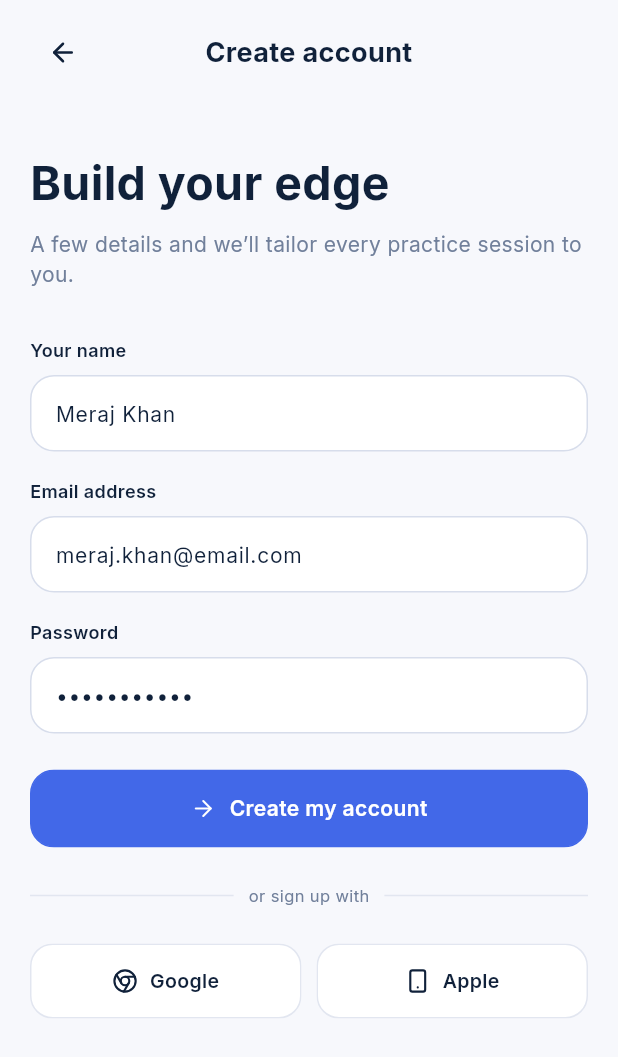
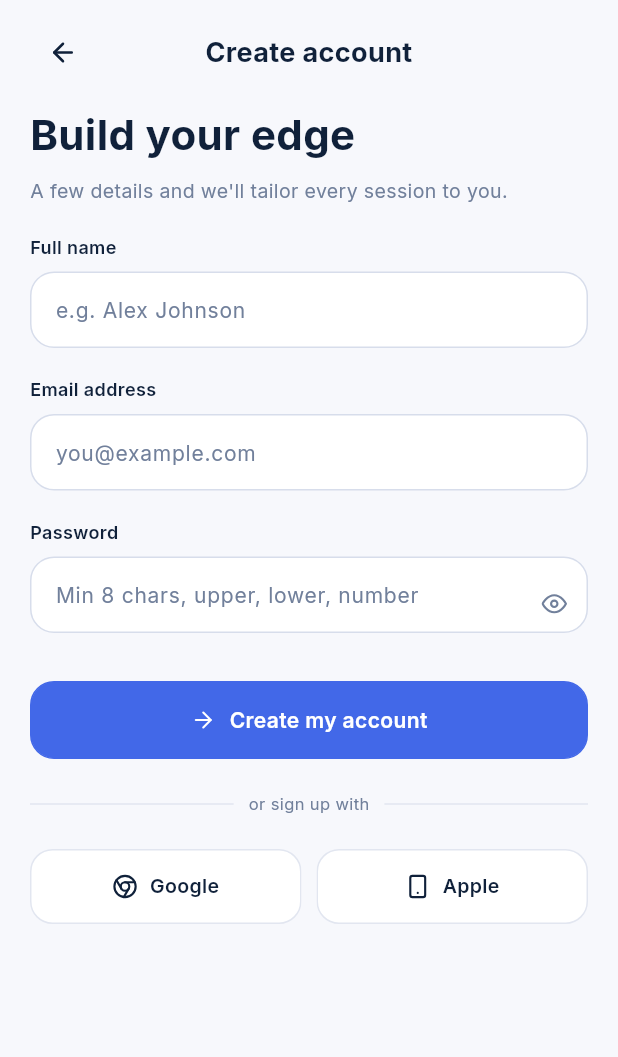
Before and after one commit to meraj15/AI-Mock-Interview, a Flutter app: the SignupPage screen opened directly, on a phone screen of 412 x 824 dp. Shown: the top 1057 px of the screen. Run offline on Flutter 3.47's test engine with Material 3 defaults, Android fonts, the light colour scheme and no system bars; our stand-ins replace feather_icons, file_picker, fluttertoast, google_fonts, shared_preferences; accounts and stored records are empty; network calls fail.

Commit message:
feat(auth): enhance validation error handling and UI improvements
- Parse and display field-level validation errors from API responses
- Add detailed password validation rules (length, uppercase, lowercase, number)
- Collect client-side validation errors and expose them via controller
- Update ValidationException to carry detailed error messages
- Center-align email verification page content and icon
- Add text centering to verification code instructions
- Remove auto-submit on complete OTP entry for better UX
- Handle validation errors from server with proper error propagation
- Store and retrieve validation errors list in auth controller statehese

```diff
--- a/lib/features/auth/presentation/pages/signup_page.dart
+++ b/lib/features/auth/presentation/pages/signup_page.dart
@@ -1,5 +1,6 @@
 import 'package:feather_icons/feather_icons.dart';
 import 'package:flutter/material.dart';
+import 'package:fluttertoast/fluttertoast.dart';
 import 'package:provider/provider.dart';
 import '../../../../core/theme/app_colors.dart';
 import '../../../../core/theme/app_typography.dart';
@@ -19,9 +20,36 @@ class SignupPage extends StatefulWidget {
 }
 
 class _SignupPageState extends State<SignupPage> {
-  final _nameController = TextEditingController(text: 'Meraj Khan');
-  final _emailController = TextEditingController(text: 'meraj.khan@email.com');
-  final _passwordController = TextEditingController(text: 'Password123');
+  final _nameController = TextEditingController();
+  final _emailController = TextEditingController();
+  final _passwordController = TextEditingController();
+  bool _passwordVisible = false;
+
+  // Live password strength state
+  bool _hasMinLength = false;
+  bool _hasUppercase = false;
+  bool _hasLowercase = false;
+  bool _hasNumber = false;
+  bool _showStrengthHints = false;
+
+  @override
+  void initState() {
+    super.initState();
+    _passwordController.addListener(_checkPasswordStrength);
+  }
+
+  void _checkPasswordStrength() {
+    final p = _passwordController.text;
+    setState(() {
+      _hasMinLength = p.length >= 8;
+      _hasUppercase = p.contains(RegExp(r'[A-Z]'));
+      _hasLowercase = p.contains(RegExp(r'[a-z]'));
+      _hasNumber = p.contains(RegExp(r'[0-9]'));
+    });
+  }
+
+  bool get _passwordStrong =>
+      _hasMinLength && _hasUppercase && _hasLowercase && _hasNumber;
 
   void _submit() async {
     final auth = context.read<AuthController>();
@@ -30,20 +58,40 @@ class _SignupPageState extends State<SignupPage> {
       _emailController.text,
       _passwordController.text,
     );
+
     if (success && mounted) {
       Navigator.of(context).push(
         MaterialPageRoute(
           builder: (_) => EmailVerificationPage(email: _emailController.text),
         ),
       );
-    } else if (!success && mounted && auth.errorMessage != null) {
-      ScaffoldMessenger.of(context).showSnackBar(
-        SnackBar(
-          content: Text(auth.errorMessage!),
-          backgroundColor: Theme.of(context).colorScheme.error,
-        ),
+      return;
+    }
+
+    // Show each validation error as its own toast, or a single error toast
+    if (!mounted) return;
+    final errors = auth.validationErrors;
+    if (errors.isNotEmpty) {
+      // Fire one toast per error with a small delay between them
+      for (int i = 0; i < errors.length; i++) {
+        await Future.delayed(Duration(milliseconds: i * 400));
+        _showErrorToast(errors[i]);
+      }
+    } else if (auth.errorMessage != null) {
+      _showErrorToast(auth.errorMessage!);
+    }
+  }
+
+  void _showErrorToast(String message) {
+    Fluttertoast.showToast(
+      msg: message,
+      toastLength: Toast.LENGTH_LONG,
+      gravity: ToastGravity.TOP,
+      timeInSecForIosWeb: 3,
+      backgroundColor: const Color(0xFFE5534B),
+      textColor: Colors.white,
+      fontSize: 13.0,
     );
-    }
   }
 
   @override
@@ -68,35 +116,31 @@ class _SignupPageState extends State<SignupPage> {
             onBack: () => Navigator.of(context).pop(),
           ),
 
-          const SizedBox(height: 30),
 
           Text(
             'Build your edge',
-            style: AppTypography.bold(31, color: colors.foreground),
+            style: AppTypography.bold(28, color: colors.foreground),
           ),
-          const SizedBox(height: 9),
+          const SizedBox(height: 8),
           Text(
-            'A few details and we’ll tailor every practice session to you.',
-            style: AppTypography.regular(14, color: colors.mutedForeground, height: 1.4),
+            'A few details and we\'ll tailor every session to you.',
+            style: AppTypography.regular(13, color: colors.mutedForeground, height: 1.4),
           ),
 
-          const SizedBox(height: 32),
+          const SizedBox(height: 20),
 
-          Text(
-            'Your name',
-            style: AppTypography.semiBold(12, color: colors.foreground),
-          ),
+          // ── Name ────────────────────────────────────────────────────────
+          Text('Full name', style: AppTypography.semiBold(12, color: colors.foreground)),
           const SizedBox(height: 8),
           AppTextField(
             controller: _nameController,
-            placeholder: 'Full name',
+            placeholder: 'e.g. Alex Johnson',
           ),
 
-          const SizedBox(height: 6),
-          Text(
-            'Email address',
-            style: AppTypography.semiBold(12, color: colors.foreground),
-          ),
+          const SizedBox(height: 7),
+
+          // ── Email ────────────────────────────────────────────────────────
+          Text('Email address', style: AppTypography.semiBold(12, color: colors.foreground)),
           const SizedBox(height: 8),
           AppTextField(
             controller: _emailController,
@@ -104,45 +148,80 @@ class _SignupPageState extends State<SignupPage> {
             keyboardType: TextInputType.emailAddress,
           ),
 
-          const SizedBox(height: 6),
-          Text(
-            'Password',
-            style: AppTypography.semiBold(12, color: colors.foreground),
-          ),
+          const SizedBox(height: 7),
+
+          // ── Password ─────────────────────────────────────────────────────
+          Text('Password', style: AppTypography.semiBold(12, color: colors.foreground)),
           const SizedBox(height: 8),
+          Stack(
+            alignment: Alignment.centerRight,
+            children: [
               AppTextField(
                 controller: _passwordController,
-            placeholder: 'Create a password',
-            obscureText: true,
+                placeholder: 'Min 8 chars, upper, lower, number',
+                obscureText: !_passwordVisible,
+                onChanged: (_) => setState(() => _showStrengthHints = true),
               ),
-
-          if (auth.errorMessage != null) ...[
-            Container(
-              width: double.infinity,
-              padding: const EdgeInsets.all(12),
-              decoration: BoxDecoration(
-                color: colors.coral.withValues(alpha: 0.15),
-                borderRadius: BorderRadius.circular(12),
-                border: Border.all(color: colors.coral.withValues(alpha: 0.4)),
+              Padding(
+                padding: const EdgeInsets.only(right: 14),
+                child: GestureDetector(
+                  onTap: () => setState(() => _passwordVisible = !_passwordVisible),
+                  child: Icon(
+                    _passwordVisible ? FeatherIcons.eyeOff : FeatherIcons.eye,
+                    size: 17,
+                    color: colors.mutedForeground,
                   ),
-              child: Row(
-                children: [
-                  Icon(FeatherIcons.alertCircle, size: 16, color: colors.coral),
-                  const SizedBox(width: 8),
-                  Expanded(
-                    child: Text(
-                      auth.errorMessage!,
-                      style: AppTypography.semiBold(11, color: colors.coral),
                 ),
               ),
             ],
           ),
+
+          // ── Password strength hints ─────────────────────────────────────
+          if (_showStrengthHints && !_passwordStrong) ...[
+            const SizedBox(height: 10),
+            Container(
+              padding: const EdgeInsets.all(12),
+              decoration: BoxDecoration(
+                color: colors.secondary,
+                borderRadius: BorderRadius.circular(12),
               ),
-            const SizedBox(height: 16),
+              child: Column(
+                crossAxisAlignment: CrossAxisAlignment.start,
+                children: [
+                  Text(
+                    'Password requirements',
+                    style: AppTypography.semiBold(11, color: colors.foreground),
+                  ),
+                  const SizedBox(height: 8),
+                  _PasswordRule(
+                    met: _hasMinLength,
+                    label: 'At least 8 characters',
+                    colors: colors,
+                  ),
+                  _PasswordRule(
+                    met: _hasUppercase,
+                    label: 'One uppercase letter (A–Z)',
+                    colors: colors,
+                  ),
+                  _PasswordRule(
+                    met: _hasLowercase,
+                    label: 'One lowercase letter (a–z)',
+                    colors: colors,
+                  ),
+                  _PasswordRule(
+                    met: _hasNumber,
+                    label: 'One number (0–9)',
+                    colors: colors,
+                  ),
+                ],
+              ),
+            ),
           ],
 
-          const SizedBox(height: 12),
-
+          SizedBox(
+            height:20,
+          ),
+          // ── Submit ───────────────────────────────────────────────────────
           AppButton(
             label: 'Create my account',
             icon: FeatherIcons.arrowRight,
@@ -150,9 +229,9 @@ class _SignupPageState extends State<SignupPage> {
             onPress: _submit,
           ),
 
-          // Divider
+          // ── Divider ──────────────────────────────────────────────────────
           Padding(
-            padding: const EdgeInsets.symmetric(vertical: 24.0),
+            padding: const EdgeInsets.symmetric(vertical: 22.0),
             child: Row(
               children: [
                 Expanded(child: Divider(color: colors.border, thickness: 1)),
@@ -168,13 +247,14 @@ class _SignupPageState extends State<SignupPage> {
             ),
           ),
 
-          // Social Row
+          // ── Social ───────────────────────────────────────────────────────
           Row(
             children: [
               Expanded(
-                child: Material(
-                  color: Colors.transparent,
-                  child: InkWell(
+                child: _SocialButton(
+                  icon: FeatherIcons.chrome,
+                  label: 'Google',
+                  colors: colors,
                   onTap: () async {
                     final success = await auth.signInWithGoogle();
                     if (success && context.mounted) {
@@ -183,6 +263,90 @@ class _SignupPageState extends State<SignupPage> {
                       );
                     }
                   },
+                ),
+              ),
+              const SizedBox(width: 10),
+              Expanded(
+                child: _SocialButton(
+                  icon: FeatherIcons.smartphone,
+                  label: 'Apple',
+                  colors: colors,
+                  onTap: () async {
+                    final success = await auth.signInWithApple();
+                    if (success && context.mounted) {
+                      Navigator.of(context).pushReplacement(
+                        MaterialPageRoute(builder: (_) => const MainNavPage()),
+                      );
+                    }
+                  },
+                ),
+              ),
+            ],
+          ),
+
+          const SizedBox(height: 24),
+        ],
+      ),
+    );
+  }
+}
+
+// ── Sub-widgets ───────────────────────────────────────────────────────────────
+
+class _PasswordRule extends StatelessWidget {  final bool met;
+  final String label;
+  final AppColorScheme colors;
+
+  const _PasswordRule({
+    required this.met,
+    required this.label,
+    required this.colors,
+  });
+
+  @override
+  Widget build(BuildContext context) {
+    return Padding(
+      padding: const EdgeInsets.only(top: 5),
+      child: Row(
+        children: [
+          Icon(
+            met ? FeatherIcons.checkCircle : FeatherIcons.circle,
+            size: 13,
+            color: met ? colors.mint : colors.mutedForeground,
+          ),
+          const SizedBox(width: 8),
+          Text(
+            label,
+            style: AppTypography.regular(
+              11,
+              color: met ? colors.mint : colors.mutedForeground,
+            ),
+          ),
+        ],
+      ),
+    );
+  }
+}
+
+class _SocialButton extends StatelessWidget {
+  final IconData icon;
+  final String label;
+  final AppColorScheme colors;
+  final VoidCallback onTap;
+
+  const _SocialButton({
+    required this.icon,
+    required this.label,
+    required this.colors,
+    required this.onTap,
+  });
+
+  @override
+  Widget build(BuildContext context) {
+    return Material(
+      color: Colors.transparent,
+      child: InkWell(
+        onTap: onTap,
         borderRadius: BorderRadius.circular(15),
         child: Ink(
           height: 50,
@@ -194,60 +358,13 @@ class _SignupPageState extends State<SignupPage> {
           child: Row(
             mainAxisAlignment: MainAxisAlignment.center,
             children: [
-                          Icon(FeatherIcons.chrome, size: 17, color: colors.foreground),
+              Icon(icon, size: 17, color: colors.foreground),
               const SizedBox(width: 8),
-                          Text(
-                            'Google',
-                            style: AppTypography.semiBold(13, color: colors.foreground),
-                          ),
+              Text(label, style: AppTypography.semiBold(13, color: colors.foreground)),
             ],
           ),
         ),
       ),
-                ),
-              ),
-              const SizedBox(width: 10),
-              Expanded(
-                child: Material(
-                  color: Colors.transparent,
-                  child: InkWell(
-                    onTap: () async {
-                      final success = await auth.signInWithApple();
-                      if (success && context.mounted) {
-                        Navigator.of(context).pushReplacement(
-                          MaterialPageRoute(builder: (_) => const MainNavPage()),
-                        );
-                      }
-                    },
-                    borderRadius: BorderRadius.circular(15),
-                    child: Ink(
-                      height: 50,
-                      decoration: BoxDecoration(
-                        color: colors.card,
-                        borderRadius: BorderRadius.circular(15),
-                        border: Border.all(color: colors.border),
-                      ),
-                      child: Row(
-                        mainAxisAlignment: MainAxisAlignment.center,
-                        children: [
-                          Icon(FeatherIcons.smartphone, size: 17, color: colors.foreground),
-                          const SizedBox(width: 8),
-                          Text(
-                            'Apple',
-                            style: AppTypography.semiBold(13, color: colors.foreground),
-                          ),
-                        ],
-                      ),
-                    ),
-                  ),
-                ),
-              ),
-            ],
-          ),
-
-          const SizedBox(height: 20),
-        ],
-      ),
     );
   }
 }
--- a/pubspec.yaml
+++ b/pubspec.yaml
@@ -40,6 +40,7 @@ dependencies:
   feather_icons: ^1.2.0
   http: ^1.2.2
   file_picker: ^12.0.0
+  fluttertoast: ^9.1.0
 
 dev_dependencies:
   flutter_test:
```
Also changed, not shown: lib/core/network/api_client.dart (+16 -2 lines), lib/features/auth/presentation/controllers/auth_controller.dart (+33 -7 lines), lib/features/auth/presentation/pages/email_verification_page.dart (+6 -6 lines), lib/features/auth/presentation/pages/login_page.dart (+18 -17 lines), pubspec.lock. Lines whose indentation alone changed are shown as unchanged.
